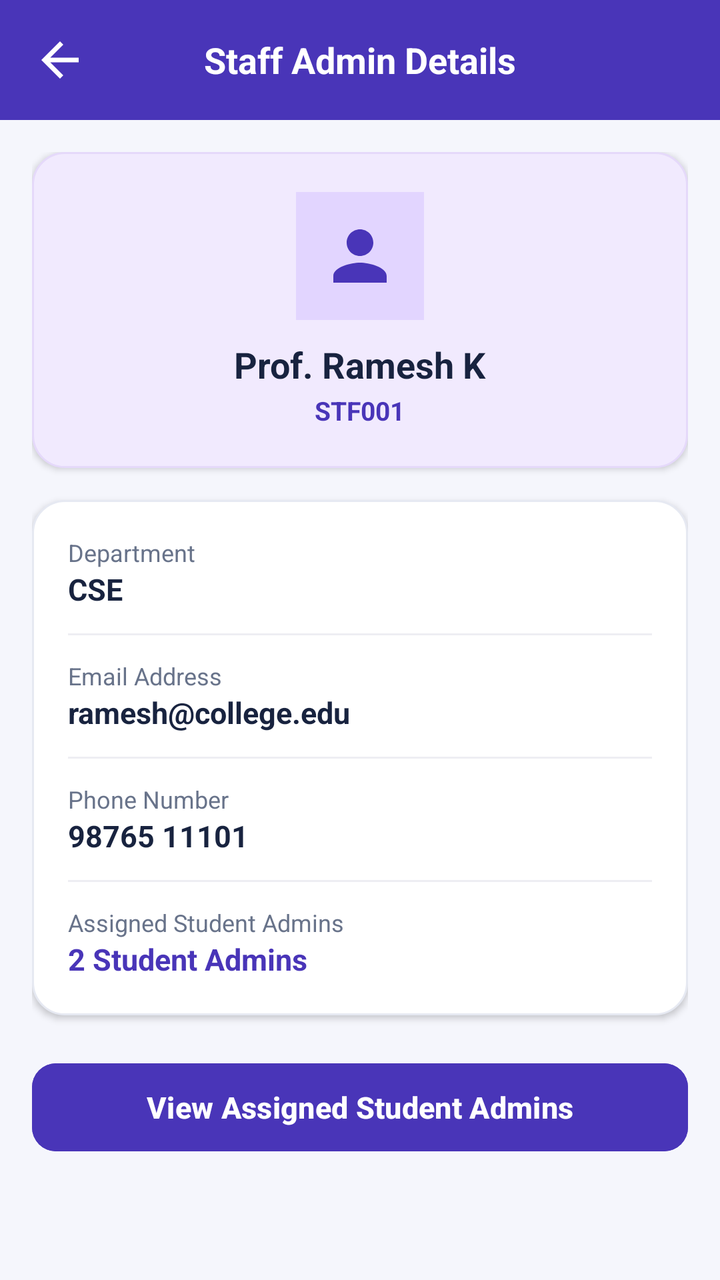
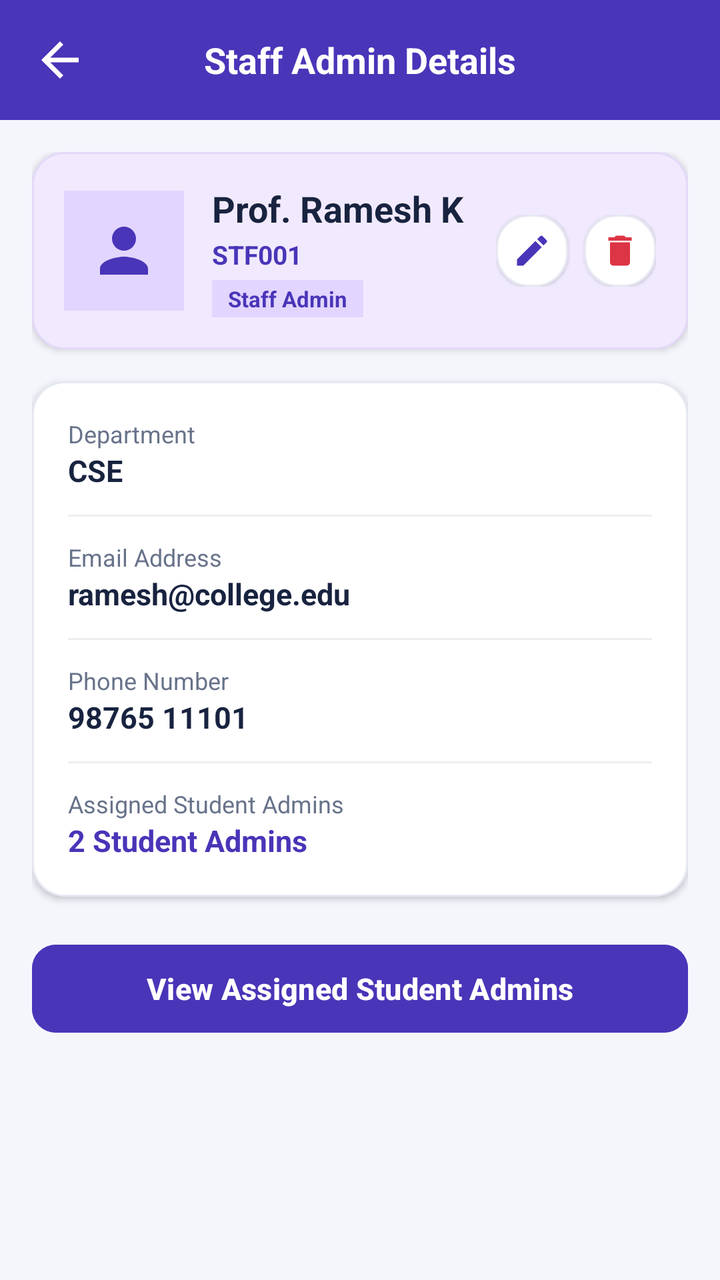

The first picture is an Android layout as it rendered before a commit; the second is the same layout after the commit. The layout source and the unified diff follow.
<!-- AndroidManifest.xml: application theme Theme.TrackPoint -->
<!-- res/layout/activity_super_admin_staff_details.xml -->
<?xml version="1.0" encoding="utf-8"?>

<LinearLayout xmlns:android="http://schemas.android.com/apk/res/android"
    xmlns:app="http://schemas.android.com/apk/res-auto"
    android:layout_width="match_parent"
    android:layout_height="match_parent"
    android:orientation="vertical"
    android:background="#4935B8"
    android:fitsSystemWindows="true">

    
    <LinearLayout
        android:layout_width="match_parent"
        android:layout_height="60dp"
        android:orientation="horizontal"
        android:gravity="center_vertical"
        android:paddingStart="16dp"
        android:paddingEnd="16dp"
        android:background="#4935B8">

        <ImageView
            android:id="@+id/btnBack"
            android:layout_width="28dp"
            android:layout_height="28dp"
            android:src="@drawable/back_symbol"
            app:tint="@color/white"
            android:contentDescription="Back" />

        <TextView
            android:layout_width="0dp"
            android:layout_height="wrap_content"
            android:layout_weight="1"
            android:text="Staff Admin Details"
            android:textColor="@color/white"
            android:textSize="18sp"
            android:textStyle="bold"
            android:gravity="center" />

        <View
            android:layout_width="28dp"
            android:layout_height="28dp" />
    </LinearLayout>

    
    <ScrollView
        android:layout_width="match_parent"
        android:layout_height="0dp"
        android:layout_weight="1"
        android:fillViewport="true"
        android:background="#F5F6FC">

        <LinearLayout
            android:layout_width="match_parent"
            android:layout_height="wrap_content"
            android:orientation="vertical"
            android:padding="16dp">

            
            <LinearLayout
                android:layout_width="match_parent"
                android:layout_height="wrap_content"
                android:orientation="vertical"
                android:gravity="center"
                android:background="@drawable/card_purple"
                android:elevation="2dp"
                android:padding="20dp"
                android:layout_marginBottom="16dp">

                <ImageView
                    android:layout_width="64dp"
                    android:layout_height="64dp"
                    android:padding="12dp"
                    android:src="@drawable/profile_symbol"
                    app:tint="#4935B8"
                    android:background="#E2D5FF"
                    android:contentDescription="Staff Avatar" />

                <TextView
                    android:id="@+id/txtStaffName"
                    android:layout_width="wrap_content"
                    android:layout_height="wrap_content"
                    android:layout_marginTop="10dp"
                    android:text="Prof. Ramesh K"
                    android:textSize="18sp"
                    android:textStyle="bold"
                    android:textColor="#18233F" />

                <TextView
                    android:id="@+id/txtStaffId"
                    android:layout_width="wrap_content"
                    android:layout_height="wrap_content"
                    android:layout_marginTop="2dp"
                    android:text="STF001"
                    android:textSize="13sp"
                    android:textColor="#4935B8"
                    android:textStyle="bold" />
            </LinearLayout>

            
            <LinearLayout
                android:layout_width="match_parent"
                android:layout_height="wrap_content"
                android:orientation="vertical"
                android:background="@drawable/action_card"
                android:elevation="2dp"
                android:padding="18dp"
                android:layout_marginBottom="20dp">

                <TextView
                    android:layout_width="wrap_content"
                    android:layout_height="wrap_content"
                    android:text="Department"
                    android:textSize="12sp"
                    android:textColor="#68738A" />

                <TextView
                    android:id="@+id/txtStaffDepartment"
                    android:layout_width="wrap_content"
                    android:layout_height="wrap_content"
                    android:text="CSE"
                    android:textSize="15sp"
                    android:textStyle="bold"
                    android:textColor="#18233F"
                    android:layout_marginBottom="12dp" />

                <View android:layout_width="match_parent" android:layout_height="1dp" android:background="#EEEEF3" android:layout_marginBottom="12dp"/>

                <TextView
                    android:layout_width="wrap_content"
                    android:layout_height="wrap_content"
                    android:text="Email Address"
                    android:textSize="12sp"
                    android:textColor="#68738A" />

                <TextView
                    android:id="@+id/txtStaffEmail"
                    android:layout_width="wrap_content"
                    android:layout_height="wrap_content"
                    android:text="ramesh@college.edu"
                    android:textSize="15sp"
                    android:textStyle="bold"
                    android:textColor="#18233F"
                    android:layout_marginBottom="12dp" />

                <View android:layout_width="match_parent" android:layout_height="1dp" android:background="#EEEEF3" android:layout_marginBottom="12dp"/>

                <TextView
                    android:layout_width="wrap_content"
                    android:layout_height="wrap_content"
                    android:text="Phone Number"
                    android:textSize="12sp"
                    android:textColor="#68738A" />

                <TextView
                    android:id="@+id/txtStaffPhone"
                    android:layout_width="wrap_content"
                    android:layout_height="wrap_content"
                    android:text="98765 11101"
                    android:textSize="15sp"
                    android:textStyle="bold"
                    android:textColor="#18233F"
                    android:layout_marginBottom="12dp" />

                <View android:layout_width="match_parent" android:layout_height="1dp" android:background="#EEEEF3" android:layout_marginBottom="12dp"/>

                <TextView
                    android:layout_width="wrap_content"
                    android:layout_height="wrap_content"
                    android:text="Assigned Student Admins"
                    android:textSize="12sp"
                    android:textColor="#68738A" />

                <TextView
                    android:id="@+id/txtStaffStudentAdminCount"
                    android:layout_width="wrap_content"
                    android:layout_height="wrap_content"
                    android:text="2 Student Admins"
                    android:textSize="15sp"
                    android:textStyle="bold"
                    android:textColor="#4935B8" />
            </LinearLayout>

            
            <com.google.android.material.button.MaterialButton
                android:id="@+id/btnViewAssignedStudentAdmins"
                android:layout_width="match_parent"
                android:layout_height="52dp"
                android:text="View Assigned Student Admins"
                android:textColor="@color/white"
                android:textSize="15sp"
                android:textStyle="bold"
                android:textAllCaps="false"
                android:backgroundTint="#4935B8"
                app:cornerRadius="12dp" />

        </LinearLayout>
    </ScrollView>

</LinearLayout>
<!-- resources referenced by this layout -->
<resources>
  <color name="white">#FFFFFFFF</color>
  <!-- drawable action_card (drawable) -->
  <shape xmlns:android="http://schemas.android.com/apk/res/android">
      <solid android:color="#FFFFFF"/>
      <stroke android:width="1dp" android:color="#E6E9F2"/>
      <corners android:radius="16dp"/>
  </shape>
  <!-- drawable back_symbol (drawable) -->
  <vector xmlns:android="http://schemas.android.com/apk/res/android" android:autoMirrored="true" android:height="24dp" android:tint="#000000" android:viewportHeight="24" android:viewportWidth="24" android:width="24dp">
        
      <path android:fillColor="@android:color/white" android:pathData="M20,11H7.83l5.59,-5.59L12,4l-8,8 8,8 1.41,-1.41L7.83,13H20v-2z"/>
      
  </vector>
  <!-- drawable card_purple (drawable) -->
  <shape xmlns:android="http://schemas.android.com/apk/res/android">
      <solid android:color="#F1EAFE"/>
      <stroke android:width="1dp" android:color="#E5D9FA"/>
      <corners android:radius="16dp"/>
  </shape>
  <!-- drawable profile_symbol (drawable) -->
  <vector xmlns:android="http://schemas.android.com/apk/res/android"
      android:width="24dp"
      android:height="24dp"
      android:viewportWidth="24"
      android:viewportHeight="24"
      android:tint="#000000">
      <path
          android:fillColor="@android:color/white"
          android:pathData="M12,12c2.21,0 4,-1.79 4,-4s-1.79,-4 -4,-4 -4,1.79 -4,4 1.79,4 4,4zM12,14c-2.67,0 -8,1.34 -8,4v2h16v-2c0,-2.66 -5.33,-4 -8,-4z"/>
  </vector>
  <style name="Theme.TrackPoint" parent="Base.Theme.TrackPoint" />
  <style name="Base.Theme.TrackPoint" parent="Theme.Material3.DayNight.NoActionBar">
          
          
      </style>
</resources>

<!-- the commit's change to res/layout/activity_super_admin_staff_details.xml (unified diff, before → after) -->
@@ -59,41 +59,100 @@
             <LinearLayout
                 android:layout_width="match_parent"
                 android:layout_height="wrap_content"
-                android:orientation="vertical"
-                android:gravity="center"
+                android:orientation="horizontal"
+                android:gravity="center_vertical"
                 android:background="@drawable/card_purple"
                 android:elevation="2dp"
-                android:padding="20dp"
+                android:padding="16dp"
                 android:layout_marginBottom="16dp">
 
                 <ImageView
-                    android:layout_width="64dp"
-                    android:layout_height="64dp"
+                    android:layout_width="60dp"
+                    android:layout_height="60dp"
                     android:padding="12dp"
                     android:src="@drawable/profile_symbol"
                     app:tint="#4935B8"
                     android:background="#E2D5FF"
                     android:contentDescription="Staff Avatar" />
 
-                <TextView
-                    android:id="@+id/txtStaffName"
-                    android:layout_width="wrap_content"
-                    android:layout_height="wrap_content"
-                    android:layout_marginTop="10dp"
-                    android:text="Prof. Ramesh K"
-                    android:textSize="18sp"
-                    android:textStyle="bold"
-                    android:textColor="#18233F" />
-
-                <TextView
-                    android:id="@+id/txtStaffId"
-                    android:layout_width="wrap_content"
-                    android:layout_height="wrap_content"
-                    android:layout_marginTop="2dp"
-                    android:text="STF001"
-                    android:textSize="13sp"
-                    android:textColor="#4935B8"
-                    android:textStyle="bold" />
+                <LinearLayout
+                    android:layout_width="0dp"
+                    android:layout_height="wrap_content"
+                    android:layout_weight="1"
+                    android:orientation="vertical"
+                    android:paddingStart="14dp">
+
+                    <TextView
+                        android:id="@+id/txtStaffName"
+                        android:layout_width="wrap_content"
+                        android:layout_height="wrap_content"
+                        android:text="Prof. Ramesh K"
+                        android:textSize="18sp"
+                        android:textStyle="bold"
+                        android:textColor="#18233F" />
+
+                    <TextView
+                        android:id="@+id/txtStaffId"
+                        android:layout_width="wrap_content"
+                        android:layout_height="wrap_content"
+                        android:layout_marginTop="2dp"
+                        android:text="STF001"
+                        android:textSize="13sp"
+                        android:textColor="#4935B8"
+                        android:textStyle="bold" />
+
+                    <TextView
+                        android:layout_width="wrap_content"
+                        android:layout_height="wrap_content"
+                        android:text="Staff Admin"
+                        android:textSize="11sp"
+                        android:textStyle="bold"
+                        android:textColor="#4935B8"
+                        android:background="#E2D5FF"
+                        android:paddingStart="8dp"
+                        android:paddingEnd="8dp"
+                        android:paddingTop="2dp"
+                        android:paddingBottom="2dp"
+                        android:layout_marginTop="4dp" />
+
+                </LinearLayout>
+
+                
+                <LinearLayout
+                    android:layout_width="wrap_content"
+                    android:layout_height="wrap_content"
+                    android:orientation="horizontal"
+                    android:gravity="center_vertical">
+
+                    <ImageView
+                        android:id="@+id/btnEditStaff"
+                        android:layout_width="36dp"
+                        android:layout_height="36dp"
+                        android:padding="8dp"
+                        android:src="@drawable/edit_symbol"
+                        app:tint="#4935B8"
+                        android:background="@drawable/action_card"
+                        android:elevation="1dp"
+                        android:clickable="true"
+                        android:focusable="true"
+                        android:contentDescription="Edit Staff Admin"
+                        android:layout_marginEnd="8dp" />
+
+                    <ImageView
+                        android:id="@+id/btnDeleteStaff"
+                        android:layout_width="36dp"
+                        android:layout_height="36dp"
+                        android:padding="8dp"
+                        android:src="@drawable/ic_trash"
+                        app:tint="#DC3545"
+                        android:background="@drawable/action_card"
+                        android:elevation="1dp"
+                        android:clickable="true"
+                        android:focusable="true"
+                        android:contentDescription="Delete Staff Admin" />
+
+                </LinearLayout>
+
             </LinearLayout>
 
             
<!-- resource entries referenced after the edit -->
@@ -19,6 +19,27 @@
       <stroke android:width="1dp" android:color="#E5D9FA"/>
       <corners android:radius="16dp"/>
   </shape>
+  <!-- drawable edit_symbol (drawable) -->
+  <vector xmlns:android="http://schemas.android.com/apk/res/android"
+      android:width="24dp"
+      android:height="24dp"
+      android:viewportWidth="24"
+      android:viewportHeight="24"
+      android:tint="#000000">
+      <path
+          android:fillColor="@android:color/white"
+          android:pathData="M3,17.25V21h3.75L17.81,9.94l-3.75,-3.75L3,17.25zM20.71,7.04c0.39,-0.39 0.39,-1.02 0,-1.41l-2.34,-2.34c-0.39,-0.39 -1.02,-0.39 -1.41,0l-1.83,1.83 3.75,3.75 1.83,-1.83z"/>
+  </vector>
+  <!-- drawable ic_trash (drawable) -->
+  <vector xmlns:android="http://schemas.android.com/apk/res/android"
+      android:width="24dp"
+      android:height="24dp"
+      android:viewportWidth="24"
+      android:viewportHeight="24">
+      <path
+          android:fillColor="#000000"
+          android:pathData="M6,19c0,1.1 0.9,2 2,2h8c1.1,0 2,-0.9 2,-2V7H6v12zM19,4h-3.5l-1,-1h-5l-1,1H5v2h14V4z"/>
+  </vector>
   <!-- drawable profile_symbol (drawable) -->
   <vector xmlns:android="http://schemas.android.com/apk/res/android"
       android:width="24dp"
